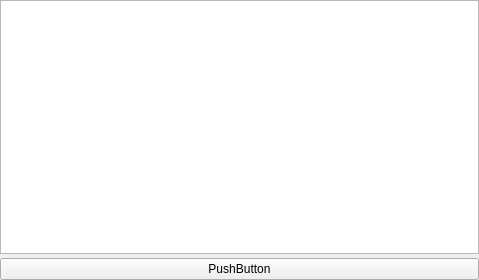
Old version of the form Account/Account.ui in the repository Joker2387089590/ToolBox.
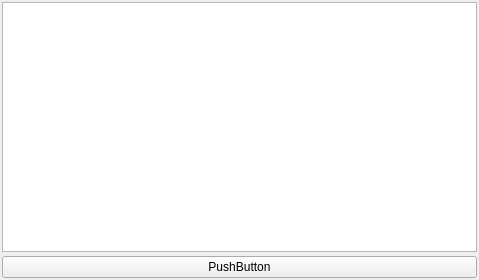
New version of the form.

What changed in the file:
```diff
--- a/Account/Account.ui
+++ b/Account/Account.ui
@@ -15,16 +15,16 @@
   </property>
   <layout class="QGridLayout" name="gridLayout">
    <property name="leftMargin">
-    <number>0</number>
+    <number>2</number>
    </property>
    <property name="topMargin">
-    <number>0</number>
+    <number>2</number>
    </property>
    <property name="rightMargin">
-    <number>0</number>
+    <number>2</number>
    </property>
    <property name="bottomMargin">
-    <number>0</number>
+    <number>2</number>
    </property>
    <property name="verticalSpacing">
     <number>4</number>
```
